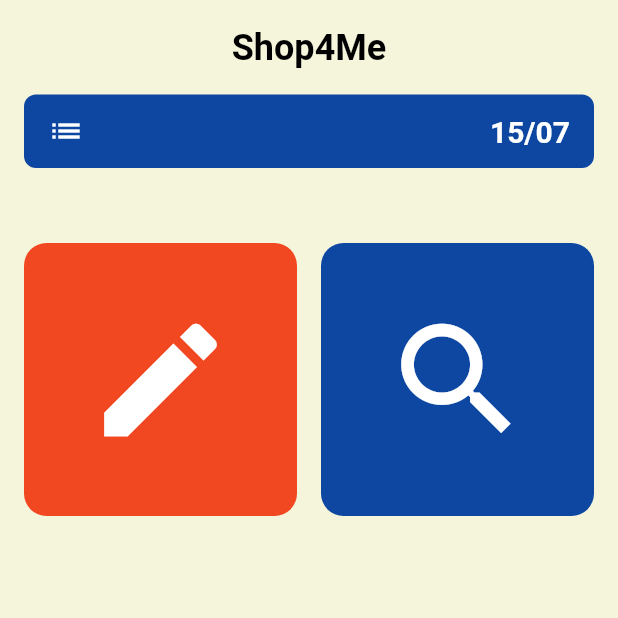
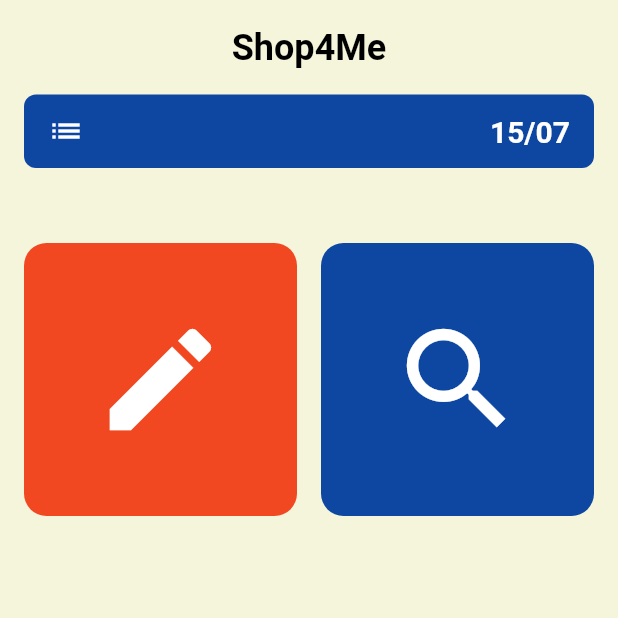
Before and after one commit to MatthieuFranques/ShopForMe, a Flutter app: the screen it shows after launch, on a phone screen of 412 x 824 dp, the top half of it. Run offline on Flutter 3.47's test engine with Material 3 defaults, Android fonts, the phone set to English and light mode, and no system bars.

Commit message:
style(widget action_button): Update .gitignore and adjust widget sizes

```diff
--- a/mobile/lib/ui/widgets/action_button.dart
+++ b/mobile/lib/ui/widgets/action_button.dart
@@ -3,19 +3,26 @@ import 'package:flutter/material.dart';
 class ActionButton extends StatelessWidget {
   final IconData icon;
   final Color color;
+  final VoidCallback onPressed;
 
-  const ActionButton({super.key, required this.icon, required this.color});
+  const ActionButton({super.key, required this.icon, required this.color, required this.onPressed});
 
   @override
   Widget build(BuildContext context) {
     return AspectRatio(
       aspectRatio: 1,
-      child: Container(
-        decoration: BoxDecoration(
+      child: Material(
           color: color,
           borderRadius: BorderRadius.circular(15),
+        child: InkWell(
+          onTap: onPressed,
+          borderRadius: BorderRadius.circular(15),
+          child: Icon(
+            icon,
+            size: 90,
+            color: Colors.white,
+          ),
         ),
-        child: Icon(icon, color: Colors.white, size: 100),
       ),
     );
   }
```
